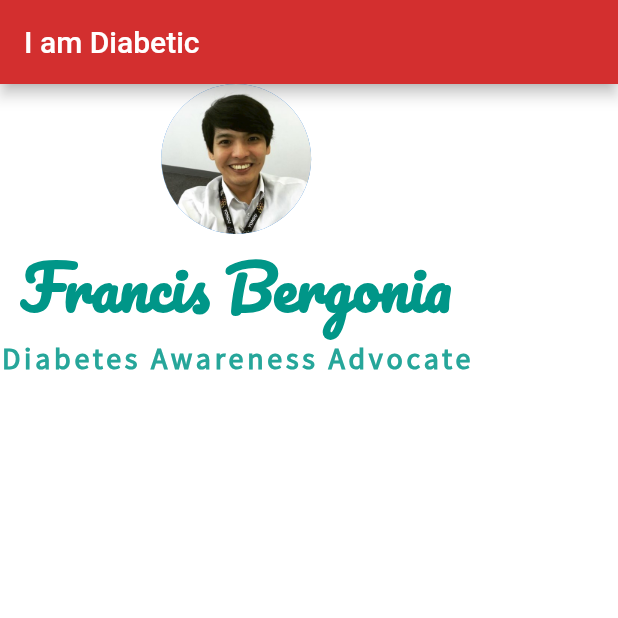
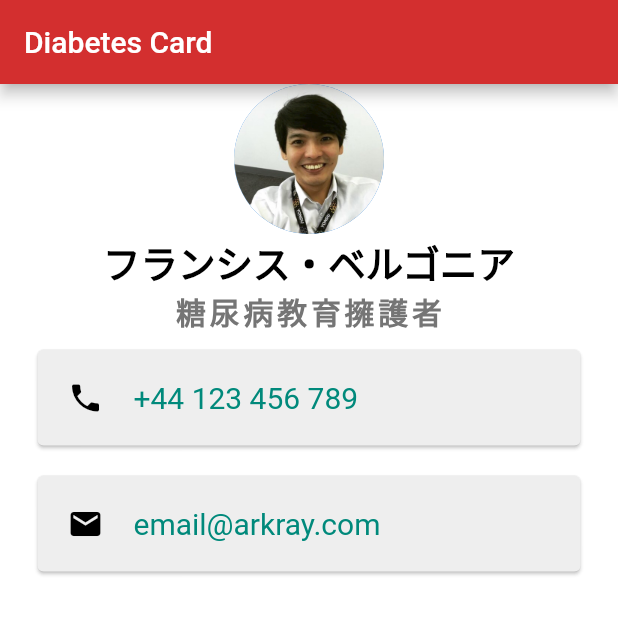
Before and after one commit to arkrayBergonia/Dart-Test, a Flutter app: the screen it shows after launch, on a phone screen of 412 x 824 dp, the top half of it. Run offline on Flutter 3.47's test engine with Material 2 defaults, Android fonts, the phone set to English and light mode, and no system bars.

Commit message:
Card widget used

```diff
--- a/lib/main.dart
+++ b/lib/main.dart
@@ -10,7 +10,7 @@ class DiabetesCardApp extends StatelessWidget {
     return MaterialApp(
       home: Scaffold(
         appBar: AppBar(
-          title: Text('I am Diabetic'),
+          title: Text('Diabetes Card'),
           backgroundColor: Colors.red[700],
         ),
         backgroundColor: Colors.white,
@@ -22,22 +22,66 @@ class DiabetesCardApp extends StatelessWidget {
               backgroundImage: AssetImage('images/linkedin.jpeg'),
             ),
             Text(
-              'Francis Bergonia',
+              'フランシス・ベルゴニア',
               style: TextStyle(
                 fontFamily: 'Pacifico',
-                fontSize: 40,
-                color: Colors.teal,
+                fontSize: 25,
+                color: Colors.black,
                 fontWeight: FontWeight.bold,
               ),
             ),
             Text(
-              'Diabetes Awareness Advocate',
+              '糖尿病教育擁護者',
               style: TextStyle(
                 fontFamily: 'Source Sans Pro',
                 fontSize: 20,
                 letterSpacing: 2.5,
-                color: Colors.teal.shade400,
+                color: Colors.grey.shade600,
                 fontWeight: FontWeight.bold,
+              ),
+            ),
+            Card(
+              color: Colors.grey.shade200,
+              margin: EdgeInsets.symmetric(vertical: 10.0, horizontal: 25.0),
+              child: Padding(
+                padding: EdgeInsets.all(20.0),
+                child: Row(
+                  children: <Widget>[
+                    Icon(Icons.phone, color: Colors.black),
+                    SizedBox(
+                      width: 20,
+                    ),
+                    Text(
+                      '+44 123 456 789',
+                      style: TextStyle(
+                        color: Colors.teal.shade600,
+                        fontSize: 20,
+                      ),
+                    )
+                  ],
+                ),
+              ),
+            ),
+            Card(
+              color: Colors.grey.shade200,
+              margin: EdgeInsets.symmetric(vertical: 10.0, horizontal: 25.0),
+              child: Padding(
+                padding: EdgeInsets.all(20.0),
+                child: Row(
+                  children: <Widget>[
+                    Icon(Icons.email, color: Colors.black),
+                    SizedBox(
+                      width: 20,
+                    ),
+                    Text(
+                      'email@arkray.com',
+                      style: TextStyle(
+                        color: Colors.teal.shade600,
+                        fontSize: 20,
+                      ),
+                    )
+                  ],
+                ),
               ),
             ),
           ],
```
